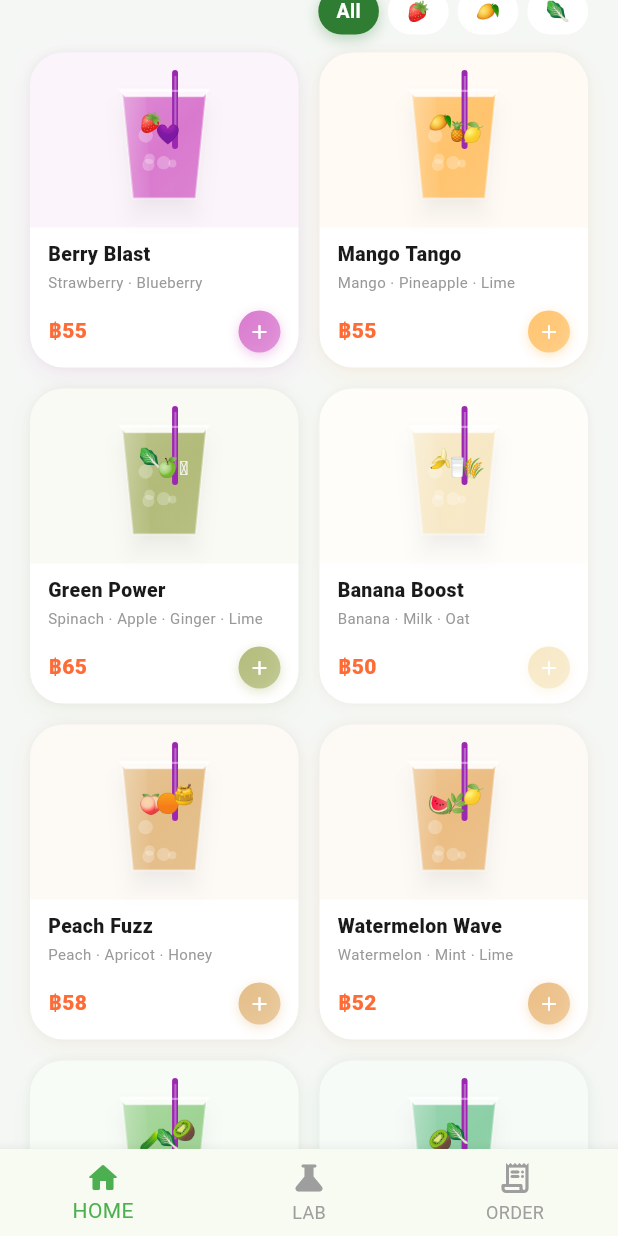
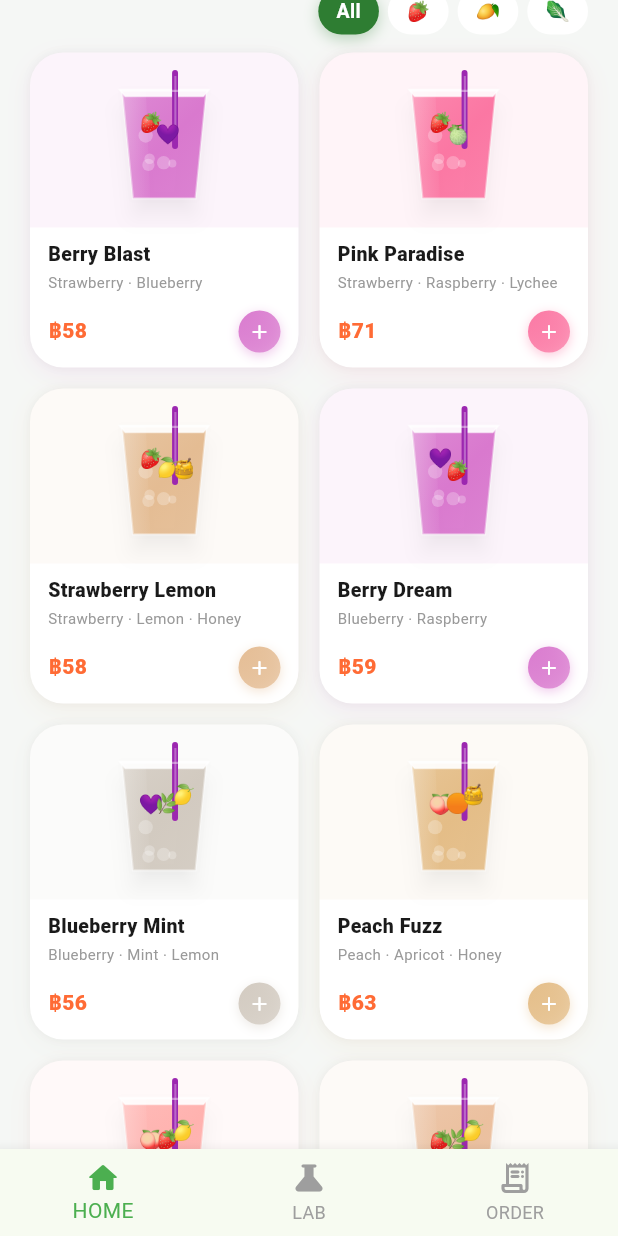
Before and after one commit to Rattikan-P/953464-SmoothieLab, a Flutter app: the screen it shows after launch, scrolled down 576 dp, on a phone screen of 412 x 824 dp. Run offline on Flutter 3.47's test engine with Material 3 defaults, Android fonts, the phone set to English and light mode, and no system bars; our stand-ins replace google_fonts, hive, hive_flutter, qr_flutter; accounts and stored records are empty.

Commit message:
fix correct indexes , pricing and add menu to 40 items

```diff
--- a/smoothielab/lib/models/smoothie_item.dart
+++ b/smoothielab/lib/models/smoothie_item.dart
@@ -1,6 +1,9 @@
 // models/smoothie_item.dart
 
 import '../data/ingredients_data.dart';
+
+// kVeggiesData index mapping:
+// 0→100=Kale, 1→101=Broccoli, 2→102=Spinach, 3→103=Cucumber, 4→104=Celery
 
 class SmoothieItem {
   final String name;
@@ -22,16 +25,24 @@ class SmoothieItem {
     this.badge,
     this.description,
   });
+
+  /// แยก index ตามประเภท — ใช้ส่งให้ goToLabWithPreset
+  List<int> get onlyFruitIndexes => fruitIndexes.where((i) => i < 30).toList();
+  List<int> get extrasIndexes =>
+      fruitIndexes.where((i) => i >= 30 && i < 100).toList();
+  List<int> get veggieIndexes =>
+      fruitIndexes.where((i) => i >= 100 && i < 260).toList();
+  List<int> get herbsIndexes => fruitIndexes.where((i) => i >= 260).toList();
 }
 
-// Export kToppingData from ingredients_data.dart
 const List<ToppingItem> kToppingItems = kToppingData;
 
 const List<SmoothieItem> kMenuItems = [
+  // ── Berry ─────────────────────────────────────────
   SmoothieItem(
     name: 'Berry Blast',
     emoji: '🍓',
-    basePrice: 55,
+    basePrice: 58, // 25+15+18
     ingredients: ['Strawberry', 'Blueberry'],
     category: 'berry',
     fruitIndexes: [0, 3],
@@ -39,9 +50,124 @@ const List<SmoothieItem> kMenuItems = [
     description: 'Strawberry + Blueberry',
   ),
   SmoothieItem(
+    name: 'Pink Paradise',
+    emoji: '🌸',
+    basePrice: 71, // 25+15+16+15
+    ingredients: ['Strawberry', 'Raspberry', 'Lychee'],
+    category: 'berry',
+    fruitIndexes: [0, 6, 14],
+  ),
+  SmoothieItem(
+    name: 'Strawberry Lemon',
+    emoji: '🍓',
+    basePrice: 58, // 25+15+8+10
+    ingredients: ['Strawberry', 'Lemon', 'Honey'],
+    category: 'berry',
+    fruitIndexes: [0, 13, 262],
+  ),
+  SmoothieItem(
+    name: 'Berry Dream',
+    emoji: '💜',
+    basePrice: 59, // 25+18+16
+    ingredients: ['Blueberry', 'Raspberry'],
+    category: 'berry',
+    fruitIndexes: [3, 6],
+  ),
+  SmoothieItem(
+    name: 'Blueberry Mint',
+    emoji: '🫐',
+    basePrice: 56, // 25+18+5+8
+    ingredients: ['Blueberry', 'Mint', 'Lemon'],
+    category: 'berry',
+    fruitIndexes: [3, 260, 13],
+  ),
+  SmoothieItem(
+    name: 'Peach Fuzz',
+    emoji: '🍑',
+    basePrice: 63, // 25+14+14+10
+    ingredients: ['Peach', 'Apricot', 'Honey'],
+    category: 'berry',
+    fruitIndexes: [5, 8, 262],
+  ),
+  SmoothieItem(
+    name: 'Peach Raspberry',
+    emoji: '🍑',
+    basePrice: 63, // 25+14+16+8
+    ingredients: ['Peach', 'Raspberry', 'Lemon'],
+    category: 'berry',
+    fruitIndexes: [5, 6, 13],
+  ),
+  SmoothieItem(
+    name: 'Raspberry Mint',
+    emoji: '🍓',
+    basePrice: 54, // 25+16+5+8
+    ingredients: ['Raspberry', 'Mint', 'Lemon'],
+    category: 'berry',
+    fruitIndexes: [6, 260, 13],
+  ),
+  SmoothieItem(
+    name: 'Apricot Glow',
+    emoji: '🟠',
+    basePrice: 61, // 25+14+14+8
+    ingredients: ['Apricot', 'Peach', 'Lime'],
+    category: 'berry',
+    fruitIndexes: [8, 5, 12],
+  ),
+  SmoothieItem(
+    name: 'Watermelon Wave',
+    emoji: '🍉',
+    basePrice: 51, // 25+13+5+8
+    ingredients: ['Watermelon', 'Mint', 'Lime'],
+    category: 'berry',
+    fruitIndexes: [9, 260, 12],
+  ),
+  SmoothieItem(
+    name: 'Watermelon Frost',
+    emoji: '🍉',
+    basePrice: 58, // 25+13+15+5
+    ingredients: ['Watermelon', 'Lychee', 'Mint'],
+    category: 'berry',
+    fruitIndexes: [9, 14, 260],
+  ),
+  SmoothieItem(
+    name: 'Lychee Rose',
+    emoji: '🍈',
+    basePrice: 61, // 25+15+16+5
+    ingredients: ['Lychee', 'Raspberry', 'Mint'],
+    category: 'berry',
+    fruitIndexes: [14, 6, 260],
+  ),
+  SmoothieItem(
+    name: 'Lychee Peach',
+    emoji: '🍈',
+    basePrice: 64, // 25+15+14+10
+    ingredients: ['Lychee', 'Peach', 'Honey'],
+    category: 'berry',
+    fruitIndexes: [14, 5, 262],
+  ),
+  SmoothieItem(
+    name: 'Dragon Glow',
+    emoji: '🐉',
+    basePrice: 66, // 25+18+15+8
+    ingredients: ['Dragon Fruit', 'Lychee', 'Lime'],
+    category: 'berry',
+    fruitIndexes: [15, 14, 12],
+    badge: '✨ Special',
+  ),
+  SmoothieItem(
+    name: 'Dragon Berry',
+    emoji: '🐉',
+    basePrice: 66, // 25+18+15+8
+    ingredients: ['Dragon Fruit', 'Strawberry', 'Lemon'],
+    category: 'berry',
+    fruitIndexes: [15, 0, 13],
+  ),
+
+  // ── Tropical ──────────────────────────────────────
+  SmoothieItem(
     name: 'Mango Tango',
     emoji: '🥭',
-    basePrice: 55,
+    basePrice: 57, // 25+12+12+8
     ingredients: ['Mango', 'Pineapple', 'Lime'],
     category: 'tropical',
     fruitIndexes: [1, 7, 12],
@@ -49,80 +175,202 @@ const List<SmoothieItem> kMenuItems = [
     description: 'Mango + Pineapple + Lime',
   ),
   SmoothieItem(
-    name: 'Green Power',
-    emoji: '💚',
-    basePrice: 65,
-    ingredients: ['Spinach', 'Apple', 'Ginger', 'Lime'],
-    category: 'green',
-    fruitIndexes: [100, 11, 261, 12], // Spinach(100+veggie), Apple(11), Ginger(261+herb), Lime(12)
-    badge: '💚 Healthy',
-    description: 'Spinach + Apple + Ginger + Lime',
+    name: 'Sunny Mango',
+    emoji: '🌞',
+    basePrice: 55, // 25+12+10+8
+    ingredients: ['Mango', 'Orange', 'Lemon'],
+    category: 'tropical',
+    fruitIndexes: [1, 10, 13],
+  ),
+  SmoothieItem(
+    name: 'Mango Coconut',
+    emoji: '🥭',
+    basePrice: 57, // 25+12+12+8
+    ingredients: ['Mango', 'Coconut', 'Lime'],
+    category: 'tropical',
+    fruitIndexes: [1, 31, 12],
   ),
   SmoothieItem(
     name: 'Banana Boost',
     emoji: '🍌',
-    basePrice: 50,
+    basePrice: 51, // 25+8+10+8
     ingredients: ['Banana', 'Milk', 'Oat'],
     category: 'tropical',
-    fruitIndexes: [2, 30, 33], // Banana(2), Milk(0 extra+30), Oat(3 extra+30)
+    fruitIndexes: [2, 30, 33],
     badge: '💛 Classic',
     description: 'Banana + Milk + Oat',
   ),
   SmoothieItem(
-    name: 'Peach Fuzz',
-    emoji: '🍑',
-    basePrice: 58,
-    ingredients: ['Peach', 'Apricot', 'Honey'],
-    category: 'berry',
-    fruitIndexes: [5, 8, 262], // Peach(5), Apricot(8), Honey(262+herb)
+    name: 'Honey Peach',
+    emoji: '🍯',
+    basePrice: 57, // 25+8+10+14
+    ingredients: ['Banana', 'Honey', 'Peach'],
+    category: 'tropical',
+    fruitIndexes: [2, 262, 5],
   ),
   SmoothieItem(
-    name: 'Watermelon Wave',
-    emoji: '🍉',
-    basePrice: 52,
-    ingredients: ['Watermelon', 'Mint', 'Lime'],
-    category: 'berry',
-    fruitIndexes: [9, 260, 12], // Watermelon(9), Mint(260+herb), Lime(12)
-  ),
-  SmoothieItem(
-    name: 'Detox Green',
-    emoji: '🥒',
-    basePrice: 68,
-    ingredients: ['Celery', 'Cucumber', 'Kiwi', 'Lemon'],
-    category: 'green',
-    fruitIndexes: [103, 102, 4, 13], // Celery(103+veggie), Cucumber(102+veggie), Kiwi(4), Lemon(13)
-  ),
-  SmoothieItem(
-    name: 'Green Go',
-    emoji: '🥝',
-    basePrice: 60,
-    ingredients: ['Kiwi', 'Cucumber'],
-    category: 'green',
-    fruitIndexes: [4, 102], // Kiwi(4), Cucumber(102+veggie)
-  ),
-  SmoothieItem(
-    name: 'Choco Dream',
-    emoji: '🍫',
-    basePrice: 65,
-    ingredients: ['Chocolate', 'Cocoa', 'Milk'],
-    category: 'green',
-    fruitIndexes: [34, 35, 30], // Chocolate(4 extra+30), Cocoa(5 extra+30), Milk(0 extra+30)
+    name: 'Banana Mango',
+    emoji: '🍌',
+    basePrice: 57, // 25+8+12+12
+    ingredients: ['Banana', 'Mango', 'Pineapple'],
+    category: 'tropical',
+    fruitIndexes: [2, 1, 7],
   ),
   SmoothieItem(
     name: 'Tropical Blast',
     emoji: '🌴',
-    basePrice: 62,
+    basePrice: 59, // 25+12+12+10
     ingredients: ['Pineapple', 'Mango', 'Orange'],
     category: 'tropical',
     fruitIndexes: [7, 1, 10],
   ),
   SmoothieItem(
-    name: 'Berry Dream',
-    emoji: '💜',
-    basePrice: 60,
-    ingredients: ['Blueberry', 'Raspberry'],
-    category: 'berry',
-    fruitIndexes: [3, 6],
+    name: 'Coconut Dream',
+    emoji: '🥥',
+    basePrice: 57, // 25+12+12+8
+    ingredients: ['Pineapple', 'Coconut', 'Lime'],
+    category: 'tropical',
+    fruitIndexes: [7, 31, 12],
+  ),
+  SmoothieItem(
+    name: 'Pineapple Ginger',
+    emoji: '🍍',
+    basePrice: 50, // 25+12+5+8
+    ingredients: ['Pineapple', 'Ginger', 'Lime'],
+    category: 'tropical',
+    fruitIndexes: [7, 261, 12],
+  ),
+  SmoothieItem(
+    name: 'Citrus Burst',
+    emoji: '🍊',
+    basePrice: 51, // 25+10+8+8
+    ingredients: ['Orange', 'Lemon', 'Lime'],
+    category: 'tropical',
+    fruitIndexes: [10, 13, 12],
+  ),
+  SmoothieItem(
+    name: 'Orange Mango',
+    emoji: '🍊',
+    basePrice: 52, // 25+10+12+5
+    ingredients: ['Orange', 'Mango', 'Ginger'],
+    category: 'tropical',
+    fruitIndexes: [10, 1, 261],
+  ),
+  SmoothieItem(
+    name: 'Coconut Banana',
+    emoji: '🥥',
+    basePrice: 55, // 25+12+8+10
+    ingredients: ['Coconut', 'Banana', 'Honey'],
+    category: 'tropical',
+    fruitIndexes: [31, 2, 262],
+  ),
+  SmoothieItem(
+    name: 'Choco Dream',
+    emoji: '🍫',
+    basePrice: 57, // 25+12+10+10
+    ingredients: ['Chocolate', 'Cocoa', 'Milk'],
+    category: 'tropical',
+    fruitIndexes: [34, 35, 30],
+  ),
+
+  // ── Green ─────────────────────────────────────────
+  SmoothieItem(
+    name: 'Green Power',
+    emoji: '💚',
+    basePrice: 60, // 25+10(Spinach=102)+12+5+8
+    ingredients: ['Spinach', 'Apple', 'Ginger', 'Lime'],
+    category: 'green',
+    fruitIndexes: [102, 11, 261, 12],
+    badge: '💚 Healthy',
+    description: 'Spinach + Apple + Ginger',
+  ),
+  SmoothieItem(
+    name: 'Spinach Lemon',
+    emoji: '🥬',
+    basePrice: 55, // 25+10(Spinach=102)+8+12
+    ingredients: ['Spinach', 'Lemon', 'Apple'],
+    category: 'green',
+    fruitIndexes: [102, 13, 11],
+  ),
+  SmoothieItem(
+    name: 'Kale Kick',
+    emoji: '🥬',
+    basePrice: 60, // 25+10(Kale=100)+12+8+5
+    ingredients: ['Kale', 'Apple', 'Lime', 'Ginger'],
+    category: 'green',
+    fruitIndexes: [100, 11, 12, 261],
+  ),
+  SmoothieItem(
+    name: 'Broccoli Boost',
+    emoji: '🥦',
+    basePrice: 60, // 25+12(Broccoli=101)+15+8
+    ingredients: ['Broccoli', 'Kiwi', 'Lemon'],
+    category: 'green',
+    fruitIndexes: [101, 4, 13],
+  ),
+  SmoothieItem(
+    name: 'Green Go',
+    emoji: '🥝',
+    basePrice: 48, // 25+15+8(Cucumber=103)
+    ingredients: ['Kiwi', 'Cucumber'],
+    category: 'green',
+    fruitIndexes: [4, 103],
+  ),
+  SmoothieItem(
+    name: 'Kiwi Lemonade',
+    emoji: '🍋',
+    basePrice: 60, // 25+15+12+8
+    ingredients: ['Kiwi', 'Apple', 'Lemon'],
+    category: 'green',
+    fruitIndexes: [4, 11, 13],
+  ),
+  SmoothieItem(
+    name: 'Kiwi Mint',
+    emoji: '🥝',
+    basePrice: 53, // 25+15+5+8
+    ingredients: ['Kiwi', 'Mint', 'Lime'],
+    category: 'green',
+    fruitIndexes: [4, 260, 12],
+  ),
+  SmoothieItem(
+    name: 'Detox Green',
+    emoji: '🥒',
+    basePrice: 66, // 25+10(Celery=104)+8(Cucumber=103)+15+8
+    ingredients: ['Celery', 'Cucumber', 'Kiwi', 'Lemon'],
+    category: 'green',
+    fruitIndexes: [104, 103, 4, 13],
+  ),
+  SmoothieItem(
+    name: 'Cucumber Mint',
+    emoji: '🥒',
+    basePrice: 46, // 25+8(Cucumber=103)+5+8
+    ingredients: ['Cucumber', 'Mint', 'Lime'],
+    category: 'green',
+    fruitIndexes: [103, 260, 12],
+  ),
+  SmoothieItem(
+    name: 'Apple Ginger',
+    emoji: '🍏',
+    basePrice: 50, // 25+12+5+8
+    ingredients: ['Apple', 'Ginger', 'Lemon'],
+    category: 'green',
+    fruitIndexes: [11, 261, 13],
+  ),
+  SmoothieItem(
+    name: 'Apple Mint',
+    emoji: '🍏',
+    basePrice: 50, // 25+12+5+8
+    ingredients: ['Apple', 'Mint', 'Lime'],
+    category: 'green',
+    fruitIndexes: [11, 260, 12],
+  ),
+  SmoothieItem(
+    name: 'Celery Boost',
+    emoji: '🥬',
+    basePrice: 60, // 25+10(Celery=104)+12+5+8
+    ingredients: ['Celery', 'Apple', 'Ginger', 'Lemon'],
+    category: 'green',
+    fruitIndexes: [104, 11, 261, 13],
   ),
 ];
 
--- a/smoothielab/lib/screens/home_screen.dart
+++ b/smoothielab/lib/screens/home_screen.dart
@@ -48,7 +48,9 @@ class SmoothieLabLogo extends StatelessWidget {
 
 // ── Preset data ───────────────────────────────────────
 // Popular recipes (items with badges)
-final List<SmoothieItem> _popularItems = kMenuItems.where((item) => item.badge != null).toList();
+final List<SmoothieItem> _popularItems = kMenuItems
+    .where((item) => item.badge != null)
+    .toList();
 
 // ── Home Screen ───────────────────────────────────────
 class HomeScreen extends StatefulWidget {
@@ -102,7 +104,6 @@ class _HomeScreenState extends State<HomeScreen> with TickerProviderStateMixin {
         herbs.add(i);
       }
     }
-
 
     context.read<NavigationProvider>().goToLabWithPreset(
       fruits,
@@ -585,9 +586,19 @@ class _FormulaBannerState extends State<_FormulaBanner>
     return GestureDetector(
       onTap: () {
         HapticFeedback.mediumImpact();
-        context.read<NavigationProvider>().goToLabWithPreset([
-          1,
-        ], menuName: 'Mango Tango');
+        final item = kMenuItems.firstWhere((m) => m.name == 'Mango Tango');
+        context.read<NavigationProvider>().goToLabWithPreset(
+          item.fruitIndexes.where((i) => i < 30).toList(),
+          extrasIndexes: item.fruitIndexes
+              .where((i) => i >= 30 && i < 100)
+              .toList(),
+          veggieIndexes: item.fruitIndexes
+              .where((i) => i >= 100 && i < 260)
+              .toList(),
+          herbsIndexes: item.fruitIndexes.where((i) => i >= 260).toList(),
+          menuName: item.name,
+          menuEmoji: item.emoji,
+        );
       },
       child: ClipRRect(
         borderRadius: BorderRadius.circular(28),
@@ -782,7 +793,8 @@ class _FormulaBannerState extends State<_FormulaBanner>
                       builder: (_, child) =>
                           Transform.scale(scale: _pop.value, child: child),
                       child: SmoothieCupWidget(
-                        cupColor: kIngredientColors[1] ?? const Color(0xFFFFB347),
+                        cupColor:
+                            kIngredientColors[1] ?? const Color(0xFFFFB347),
                         fruits: ['🥭', '🍍', '🍋'],
                         size: 112,
                       ),
```
